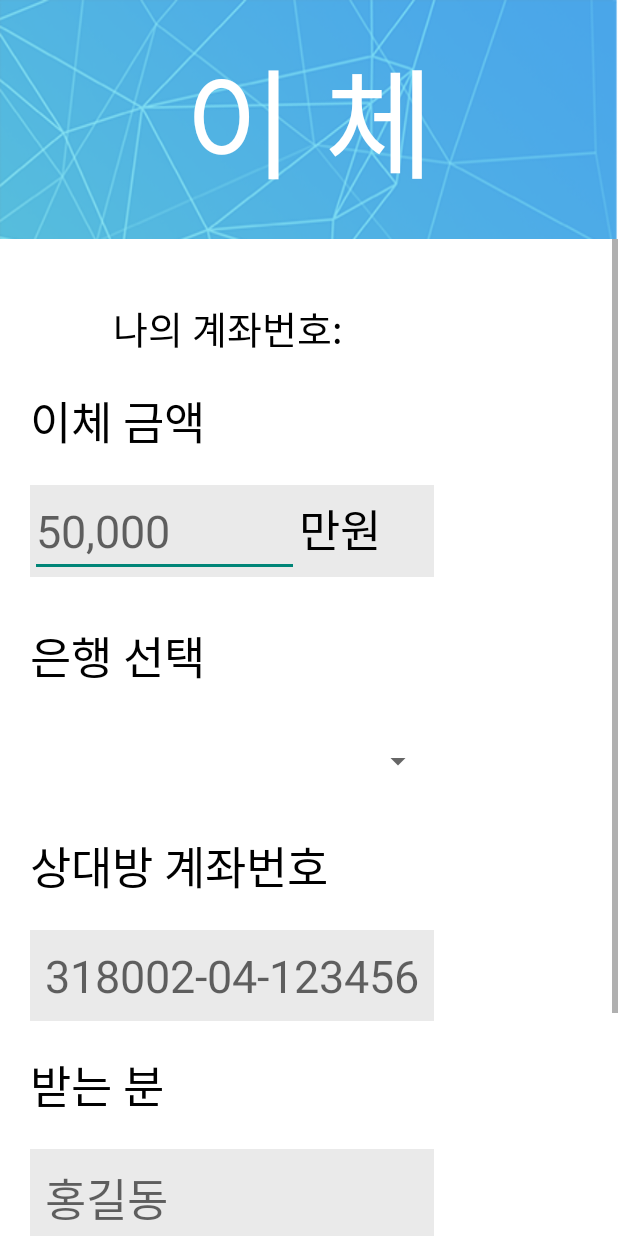
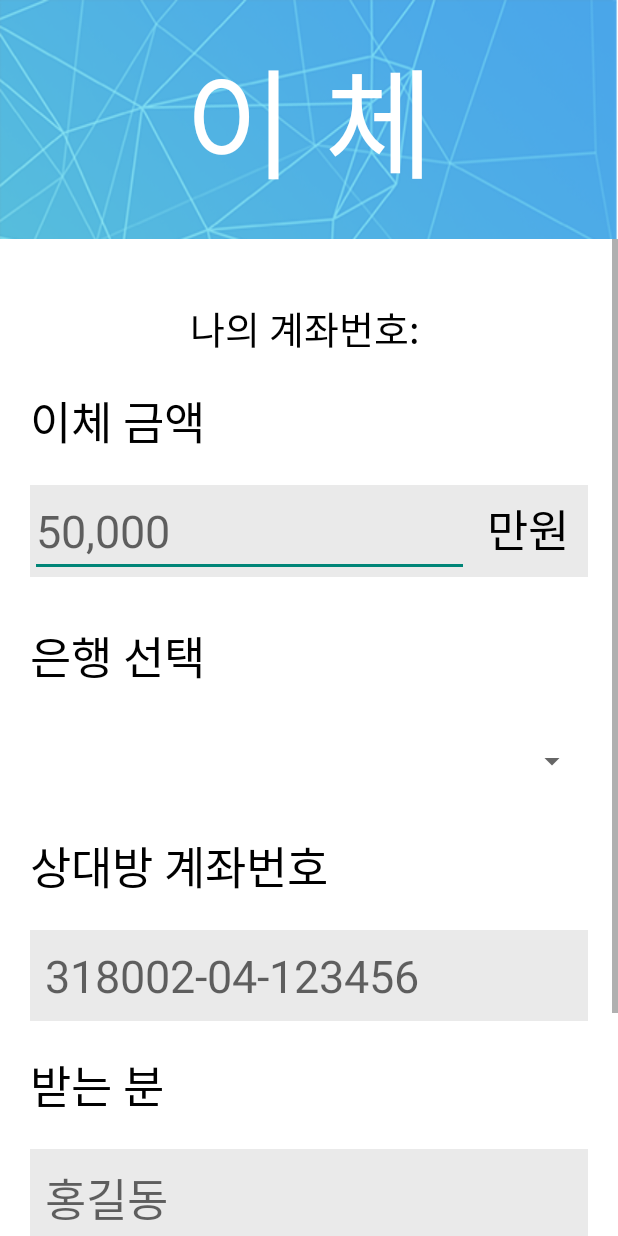
Before and after one commit to iiVSX/Ssenstone_demo, an Android app: the layout activity_transfer.xml on its own in the app's theme, with its tools: preview values and no code run, on a phone screen of 412 x 824 dp. Run offline under Robolectric (Android 15) with nearby library versions, the phone set to English and light mode, and no system bars; Roboto replaces fonts that are not available here.

Commit message:
UI 수정

```diff
--- a/Ssenstone_bank/app/src/main/res/layout/activity_transfer.xml
+++ b/Ssenstone_bank/app/src/main/res/layout/activity_transfer.xml
@@ -27,13 +27,14 @@
                     android:layout_height="wrap_content"
                     android:layout_marginTop="30dp"
                     android:layout_marginLeft="20dp"
-                    android:layout_marginRight="20dp"
-                    >
+                    android:layout_marginRight="20dp">
 
                     <TableRow>
-
                         <TextView
                             android:id="@+id/my_account_num"
+                            android:layout_weight="1"
+                            android:layout_width="wrap_content"
+                            android:layout_height="wrap_content"
                             android:paddingBottom="10dp"
                             android:paddingTop="10dp"
                             android:text="나의 계좌번호: "
@@ -42,8 +43,10 @@
                             android:textSize="25sp" />
                     </TableRow>
 
-                    <TableRow>
+                    <TableRow android:layout_width="match_parent">
                         <TextView
+                            android:layout_weight="1"
+                            android:layout_width="wrap_content"
                             android:text="@string/transfer_amount"
                             android:textColor="#000000"
                             android:paddingTop="10dp"
@@ -53,28 +56,29 @@
                     </TableRow>
 
                     <TableRow android:id="@+id/row_transfer_amount"
-                        android:layout_width="match_parent"
                         android:paddingTop="10dp"
                         android:paddingBottom="10dp">
                         <LinearLayout
-                            android:layout_width="match_parent"
+                            android:layout_weight="1"
+                            android:layout_width="wrap_content"
                             android:layout_height="wrap_content"
                             android:background="#EAEAEA">
                             <EditText
                                 android:id="@+id/transfer_amount"
-                                android:layout_width="0dp"
+                                android:layout_width="wrap_content"
                                 android:inputType="number"
                                 android:singleLine="true"
                                 android:layout_height="wrap_content"
-                                android:layout_weight="2"
+                                android:layout_weight="8"
                                 android:textSize="30sp"
                                 android:textColor="@color/gray"
                                 android:hint="50,000"/>
                             <TextView
-                                android:layout_width="0dp"
+                                android:layout_width="wrap_content"
                                 android:layout_height="wrap_content"
                                 android:layout_weight="1"
                                 android:textColor="#000000"
+                                android:textAlignment="center"
                                 android:textSize="30sp"
                                 android:text="만원"/>
                         </LinearLayout>
@@ -85,6 +89,7 @@
                         android:paddingBottom="10dp">
                         <TextView
                             android:text="@string/choose_bank"
+                            android:layout_weight="1"
                             android:textColor="#000000"
                             android:paddingTop="10dp"
                             android:paddingBottom="10dp"
@@ -102,7 +107,8 @@
                             android:layout_width="match_parent"
                             android:layout_height="wrap_content"
                             android:textSize="25sp"
-                            android:prompt="@string/please_choose_payment"/>
+                            android:prompt="@string/please_choose_payment"
+                            android:layout_weight="1"/>
                     </TableRow>
 
                     <TableRow android:paddingTop="10dp"
@@ -113,12 +119,14 @@
                             android:paddingTop="10dp"
                             android:paddingBottom="10dp"
                             android:textSize="30sp"
+                            android:layout_weight="1"
                             />
                     </TableRow>
 
                     <TableRow android:id="@+id/row_receiver_account">
                         <EditText
                             android:id="@+id/receiver_account"
+                            android:layout_weight="1"
                             android:background="#EAEAEA"
                             android:layout_width="match_parent"
                             android:layout_height="wrap_content"
@@ -138,10 +146,12 @@
                             android:paddingTop="10dp"
                             android:paddingBottom="10dp"
                             android:textSize="30sp"
+                            android:layout_weight="1"
                             />
                     </TableRow>
                     <TableRow android:id="@+id/row_receiver">
                         <EditText
+                            android:layout_weight="1"
                             android:id="@+id/receiver"
                             android:background="#EAEAEA"
                             android:layout_width="match_parent"
```
